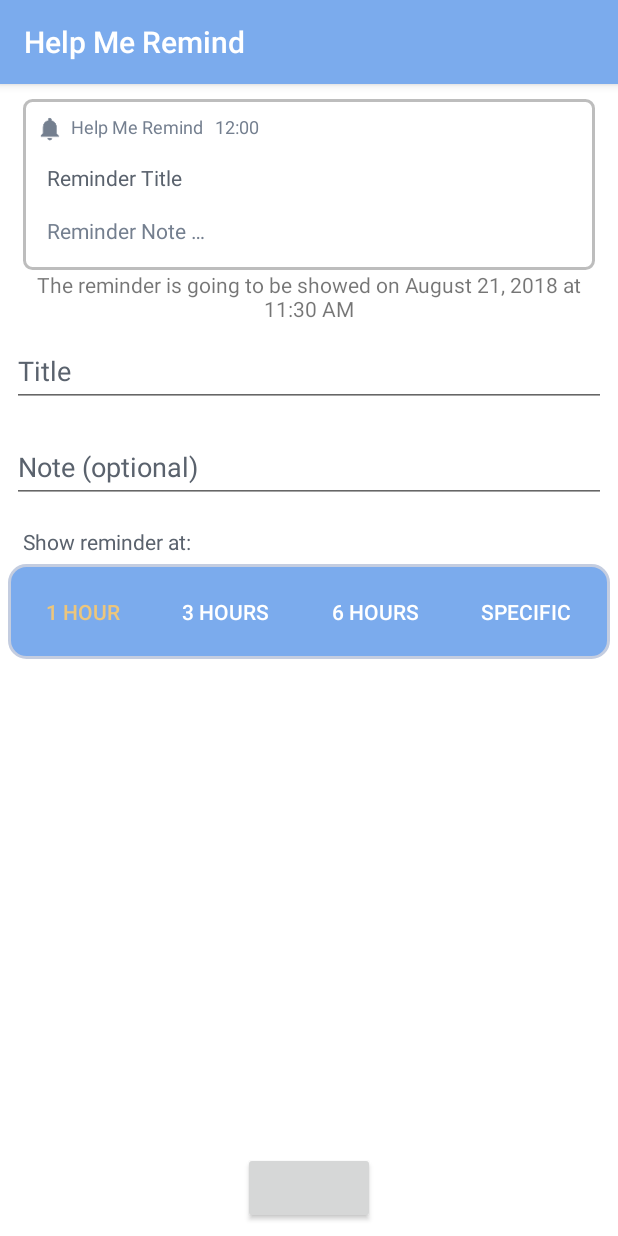
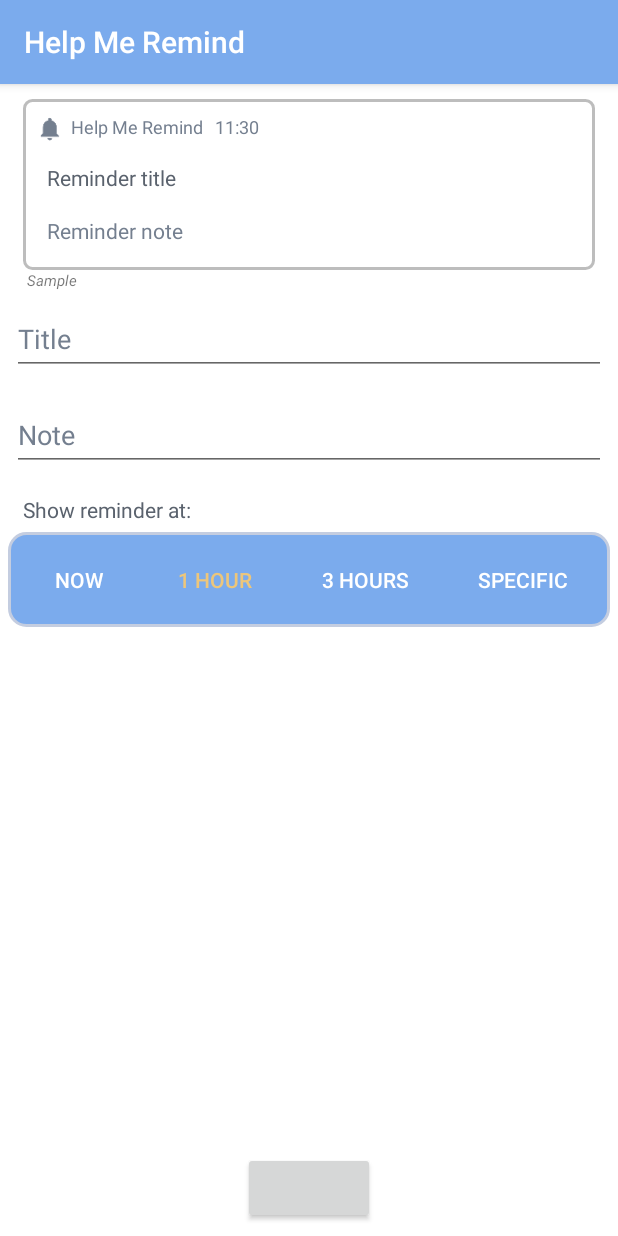
Before and after one commit to RoamerSoft/HelpMeRemind, an Android app: the screen it shows after launch (MainActivity), after a tap on "1 HOUR", on a phone screen of 412 x 824 dp. Run offline under Robolectric (Android 15) with nearby library versions, the phone set to English and light mode, and no system bars; libraries missing offline, so code that uses them is left out: ru.dimorinny.floatingtextbutton; plain views replace FloatingTextButton; 2 statements that could not run were skipped; 1 other tap on this screen came first.

Commit message:
Made sample notification working.

```diff
--- a/app/src/main/java/com/roamersoft/helpmeremind/MainActivity.java
+++ b/app/src/main/java/com/roamersoft/helpmeremind/MainActivity.java
@@ -6,6 +6,9 @@ import android.icu.text.DateFormat;
 import android.os.Bundle;
 import android.support.design.widget.TextInputLayout;
 import android.support.v7.app.AppCompatActivity;
+import android.text.Editable;
+import android.text.TextWatcher;
+import android.util.Log;
 import android.view.Gravity;
 import android.view.View;
 import android.view.Window;
@@ -37,6 +40,7 @@ public class MainActivity extends AppCompatActivity implements DatePickerFragmen
     private View mViewToShowFragmentsOn;
     private TextView mReminderExampleTitle;
     private TextView mReminderExampleText;
+    private TextView mReminderExampleTime;
 
     /**
      * Date and time in ints
@@ -59,6 +63,9 @@ public class MainActivity extends AppCompatActivity implements DatePickerFragmen
     private static final String LIFECYCLE_CALLBACKS_REMINDER_TEXT_KEY = "mReminderText";
     private static final String LIFECYCLE_CALLBACKS_REMINDER_INFO_KEY = "mReminderInfoTextView";
     private static final String LIFECYCLE_CALLBACKS_DATE_TIME__KEY = "mDateAndTime";
+    private static final String LIFECYCLE_CALLBACKS_REMINDER_EXAMPLE_TITLE__KEY = "mReminderExampleTitle";
+    private static final String LIFECYCLE_CALLBACKS_REMINDER_EXAMPLE_TEXT_KEY = "mReminderExampleText";
+    private static final String LIFECYCLE_CALLBACKS_REMINDER_EXAMPLE_TIME_KEY = "mReminderExampleTime";
 
     @Override
     protected void onCreate(Bundle savedInstanceState) {
@@ -70,16 +77,61 @@ public class MainActivity extends AppCompatActivity implements DatePickerFragmen
         this.mReminderInfoTextView = findViewById(R.id.reminder_info);
         this.mReminderExampleTitle = findViewById(R.id.reminder_example_title);
         this.mReminderExampleText = findViewById(R.id.reminder_example_text);
+        this.mReminderExampleTime = findViewById(R.id.notificationTime);
 
         if (savedInstanceState != null){
             this.mReminderTitle.getEditText().setText(savedInstanceState.getString(LIFECYCLE_CALLBACKS_REMINDER_TITLE_KEY));
             this.mReminderText.getEditText().setText(savedInstanceState.getString(LIFECYCLE_CALLBACKS_REMINDER_TEXT_KEY));
             this.mDateAndTime = new Date(savedInstanceState.getLong(LIFECYCLE_CALLBACKS_DATE_TIME__KEY));
             this.mReminderInfoTextView.setText(savedInstanceState.getString(LIFECYCLE_CALLBACKS_REMINDER_INFO_KEY));
+            this.mReminderExampleTitle.setText(savedInstanceState.getString(LIFECYCLE_CALLBACKS_REMINDER_EXAMPLE_TITLE__KEY));
+            this.mReminderExampleText.setText(savedInstanceState.getString(LIFECYCLE_CALLBACKS_REMINDER_EXAMPLE_TEXT_KEY));
+            this.mReminderExampleTime.setText(savedInstanceState.getString(LIFECYCLE_CALLBACKS_REMINDER_EXAMPLE_TIME_KEY));
         }
 
+        //OnChangeListeners
         FloatingTextButton callButton = (FloatingTextButton) findViewById(R.id.add_reminder_button);
         callButton.setOnClickListener(this);
+        this.mReminderTitle.getEditText().addTextChangedListener(new TextWatcher() {
+            @Override
+            public void beforeTextChanged(CharSequence s, int start, int count, int after) {
+
+            }
+
+            @Override
+            public void onTextChanged(CharSequence s, int start, int before, int count) {
+
+            }
+
+            @Override
+            public void afterTextChanged(Editable s) {
+                changeReminderExampleTitle(s);
+            }
+        });
+        this.mReminderText.getEditText().addTextChangedListener(new TextWatcher() {
+            @Override
+            public void beforeTextChanged(CharSequence s, int start, int count, int after) {
+
+            }
+
+            @Override
+            public void onTextChanged(CharSequence s, int start, int before, int count) {
+
+            }
+
+            @Override
+            public void afterTextChanged(Editable s) {
+                changeReminderExampleText(s);
+            }
+        });
+    }
+
+    private void changeReminderExampleTitle(Editable s) {
+        this.mReminderExampleTitle.setText(s);
+    }
+
+    private void changeReminderExampleText(Editable s) {
+        this.mReminderExampleText.setText(s);
     }
 
     @Override
@@ -88,6 +140,18 @@ public class MainActivity extends AppCompatActivity implements DatePickerFragmen
         outState.putString(LIFECYCLE_CALLBACKS_REMINDER_TITLE_KEY, this.mReminderTitle.getEditText().getText().toString());
         outState.putString(LIFECYCLE_CALLBACKS_REMINDER_TEXT_KEY, this.mReminderText.getEditText().getText().toString());
         outState.putString(LIFECYCLE_CALLBACKS_REMINDER_INFO_KEY, this.mReminderInfoTextView.getText().toString());
+
+        if (this.mReminderExampleTitle != null) {
+            outState.putString(LIFECYCLE_CALLBACKS_REMINDER_EXAMPLE_TITLE__KEY, this.mReminderExampleTitle.getText().toString());
+        }
+
+        if (this.mReminderExampleText != null) {
+            outState.putString(LIFECYCLE_CALLBACKS_REMINDER_EXAMPLE_TEXT_KEY, this.mReminderExampleText.getText().toString());
+        }
+
+        if (this.mReminderExampleTime != null) {
+            outState.putString(LIFECYCLE_CALLBACKS_REMINDER_EXAMPLE_TIME_KEY, this.mReminderExampleTime.getText().toString());
+        }
 
         if (this.mDateAndTime != null){
             outState.putLong(LIFECYCLE_CALLBACKS_DATE_TIME__KEY, this.mDateAndTime.getTime());
@@ -100,8 +164,8 @@ public class MainActivity extends AppCompatActivity implements DatePickerFragmen
      */
     public void onButtonBarButton1Pressed(View v) {
         this.colorPressedButtonTextByView(v);
-        this.mDateAndTime = this.addHoursToCurrentTime(1);
-        this.setReminderInfoTextView();
+        this.mDateAndTime = this.addHoursToCurrentTime(0);
+        this.mReminderExampleTime.setText(this.getTimeStringFromDate(this.mDateAndTime));
     }
 
     /**
@@ -110,8 +174,8 @@ public class MainActivity extends AppCompatActivity implements DatePickerFragmen
      */
     public void onButtonBarButton2Pressed(View v) {
         this.colorPressedButtonTextByView(v);
-        this.mDateAndTime = this.addHoursToCurrentTime(3);
-        this.setReminderInfoTextView();
+        this.mDateAndTime = this.addHoursToCurrentTime(1);
+        this.mReminderExampleTime.setText(this.getTimeStringFromDate(this.mDateAndTime));
     }
 
     /**
@@ -120,8 +184,8 @@ public class MainActivity extends AppCompatActivity implements DatePickerFragmen
      */
     public void onButtonBarButton3Pressed(View v) {
         this.colorPressedButtonTextByView(v);
-        this.mDateAndTime = this.addHoursToCurrentTime(6);
-        this.setReminderInfoTextView();
+        this.mDateAndTime = this.addHoursToCurrentTime(3);
+        this.mReminderExampleTime.setText(this.getTimeStringFromDate(this.mDateAndTime));
     }
 
     /**
@@ -198,7 +262,7 @@ public class MainActivity extends AppCompatActivity implements DatePickerFragmen
         this.mHourOfDay = hourOfDay;
         this.mMinute = minute;
         this.mDateAndTime = this.convertToDateWithTime(this.mYear, this.mMonth, this.mDay, this.mHourOfDay, this.mMinute);
-        this.setReminderInfoTextView();
+        this.mReminderExampleTime.setText(this.getTimeStringFromDate(this.mDateAndTime));
     }
 
     /**
@@ -232,6 +296,46 @@ public class MainActivity extends AppCompatActivity implements DatePickerFragmen
         calendar.add(Calendar.HOUR_OF_DAY, hours);
 
         return calendar.getTime();
+    }
+
+    /**
+     * Returns a time string when the given date is today
+     * Returns a date and time string when the given date is not today.
+     * @param date Date object to convert.
+     * @return Returns a String.
+     */
+    private String getTimeStringFromDate(Date date) {
+        if (checkIfDatesAreIdentical(date, this.addHoursToCurrentTime(0))){
+            SimpleDateFormat localDateFormat = new SimpleDateFormat("HH:mm");
+            return localDateFormat.format(date);
+        } else {
+            SimpleDateFormat localDateFormat = new SimpleDateFormat("dd/MM/yyyy HH:mm");
+            return localDateFormat.format(date);
+        }
+    }
+
+    /**
+     * Returns a date string.
+     * @param date Date object to convert.
+     * @return Returns a String.
+     */
+    private String getDateStringFromDate(Date date) {
+        SimpleDateFormat localDateFormat = new SimpleDateFormat("yyyy.MM.dd");
+        return localDateFormat.format(date);
+    }
+
+    /**
+     * Checks if the given dates are identical.
+     * @param date1 First date.
+     * @param date2 Second date.
+     * @return Returns a boolean.
+     */
+    private Boolean checkIfDatesAreIdentical(Date date1, Date date2){
+        if (this.getDateStringFromDate(date1).equals(this.getDateStringFromDate(date2))){
+            return true;
+        } else {
+            return false;
+        }
     }
 
     /**
--- a/app/src/main/res/layout/activity_main.xml
+++ b/app/src/main/res/layout/activity_main.xml
@@ -87,7 +87,10 @@
         android:layout_height="wrap_content"
         android:layout_marginEnd="8dp"
         android:layout_marginStart="8dp"
-        android:gravity="center"
+        android:paddingLeft="10dp"
+        android:textSize="10dp"
+        android:gravity="left"
+        android:text="@string/reminder_info_text"
         app:layout_constraintEnd_toEndOf="parent"
         app:layout_constraintHorizontal_bias="0.0"
         app:layout_constraintStart_toStartOf="parent"
@@ -102,12 +105,13 @@
         app:layout_constraintEnd_toEndOf="parent"
         app:layout_constraintStart_toStartOf="parent"
         app:layout_constraintTop_toBottomOf="@+id/reminder_info"
-        android:textColorHint="@color/colorTextPrimary">
+        android:textColorHint="@color/colorTextSecondary">
 
         <android.support.design.widget.TextInputEditText
             android:layout_width="match_parent"
             android:layout_height="wrap_content"
-            android:hint="@string/reminder_input_title" />
+            android:hint="@string/reminder_input_title"
+            android:textColor="@color/colorTextPrimary"/>
     </android.support.design.widget.TextInputLayout>
 
     <android.support.design.widget.TextInputLayout
@@ -121,12 +125,13 @@
         app:layout_constraintHorizontal_bias="0.0"
         app:layout_constraintStart_toStartOf="parent"
         app:layout_constraintTop_toBottomOf="@+id/reminder_input_title"
-        android:textColorHint="@color/colorTextPrimary" >
+        android:textColorHint="@color/colorTextSecondary" >
 
         <android.support.design.widget.TextInputEditText
             android:layout_width="match_parent"
             android:layout_height="wrap_content"
-            android:hint="@string/reminder_input_text" />
+            android:hint="@string/reminder_input_text"
+            android:textColor="@color/colorTextPrimary"/>
     </android.support.design.widget.TextInputLayout>
 
     <TextView
--- a/app/src/main/res/values/strings.xml
+++ b/app/src/main/res/values/strings.xml
@@ -2,13 +2,14 @@
     <string name="app_name">Help Me Remind</string>
 
     <string name="reminder_input_title">Title</string>
-    <string name="reminder_input_text">Note (optional)</string>
+    <string name="reminder_input_text">Note</string>
+    <string name="reminder_info_text"><i>Sample</i></string>
 
     <string name="button_bar_title">Show reminder at:</string>
 
-    <string name="button_bar_button1">1 Hour</string>
-    <string name="button_bar_button2">3 Hours</string>
-    <string name="button_bar_button3">6 Hours</string>
+    <string name="button_bar_button1">Now</string>
+    <string name="button_bar_button2">1 Hour</string>
+    <string name="button_bar_button3">3 Hours</string>
     <string name="button_bar_button4">Specific</string>
 
     <string name="add_reminder_button">Add Reminder</string>
@@ -20,9 +21,7 @@
 
     <string name="notification_set_message">Notification is set</string>
 
-
-    <string name="reminder_example_title">Reminder Title</string>
-    <string name="reminder_example_text">Reminder Note &#8230;</string>
-
+    <string name="reminder_example_title">Reminder title</string>
+    <string name="reminder_example_text">Reminder note</string>
 
 </resources>
```
